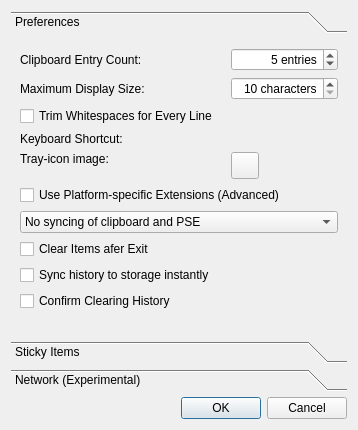
Above: src/qlipperpreferencesdialog.ui from pvanek/qlipper before the change. Below: the same form after it.
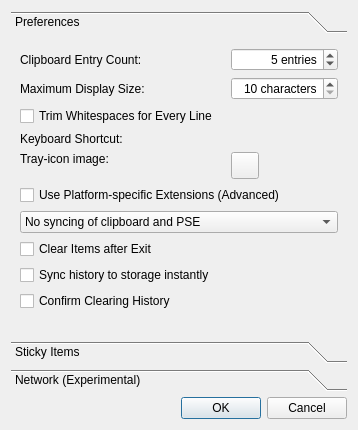
That is the form after the change. Custom widgets are drawn as their Qt base class.

Commit message: Spelling: After

Patch:
```diff
--- a/src/qlipperpreferencesdialog.ui
+++ b/src/qlipperpreferencesdialog.ui
@@ -179,7 +179,7 @@
        <item row="7" column="0" colspan="2">
         <widget class="QCheckBox" name="clearItemsOnExit">
          <property name="text">
-          <string>Clear Items afer Exit</string>
+          <string>Clear Items after Exit</string>
          </property>
         </widget>
        </item>
```
